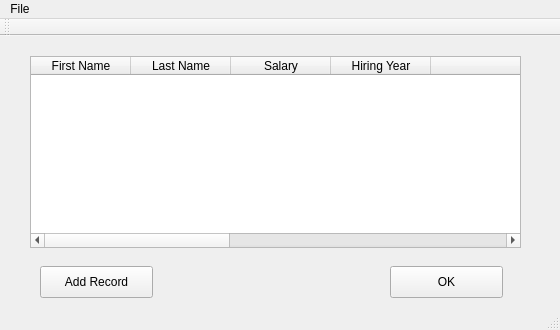
Above: Project4/databaseform.ui from cmcderm/CSE335 before the change. Below: the same form after it.
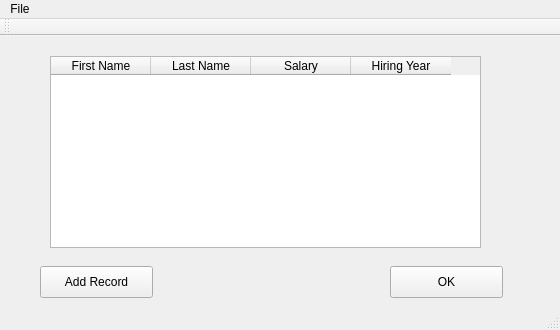
That is the form after the change.

```diff
--- a/Project4/databaseform.ui
+++ b/Project4/databaseform.ui
@@ -43,14 +43,14 @@
    <widget class="QTableWidget" name="tableWidget">
     <property name="geometry">
      <rect>
-      <x>30</x>
+      <x>50</x>
       <y>20</y>
-      <width>491</width>
+      <width>431</width>
       <height>192</height>
      </rect>
     </property>
     <property name="columnCount">
-     <number>10</number>
+     <number>4</number>
     </property>
     <attribute name="horizontalHeaderVisible">
      <bool>true</bool>
@@ -78,16 +78,6 @@
       <string>Hiring Year</string>
      </property>
     </column>
-    <column>
-     <property name="text">
-      <string/>
-     </property>
-    </column>
-    <column/>
-    <column/>
-    <column/>
-    <column/>
-    <column/>
    </widget>
   </widget>
   <widget class="QMenuBar" name="menuBar">
```
Left out of the diff: 2 changed lines with no effect on the pictures.
